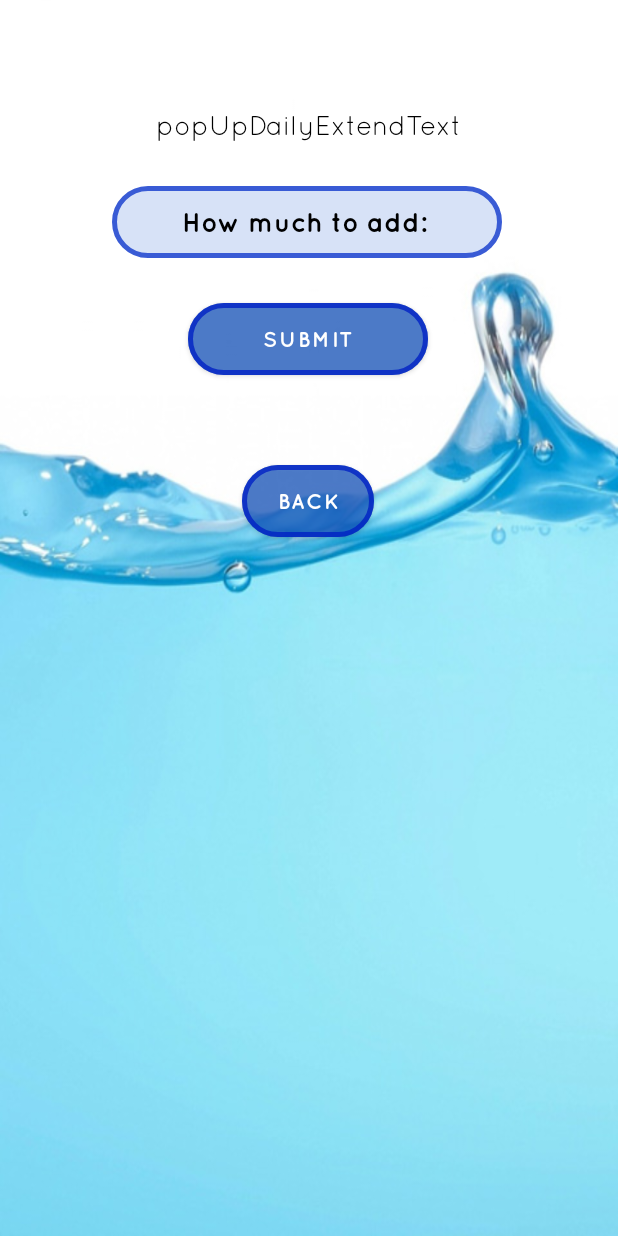
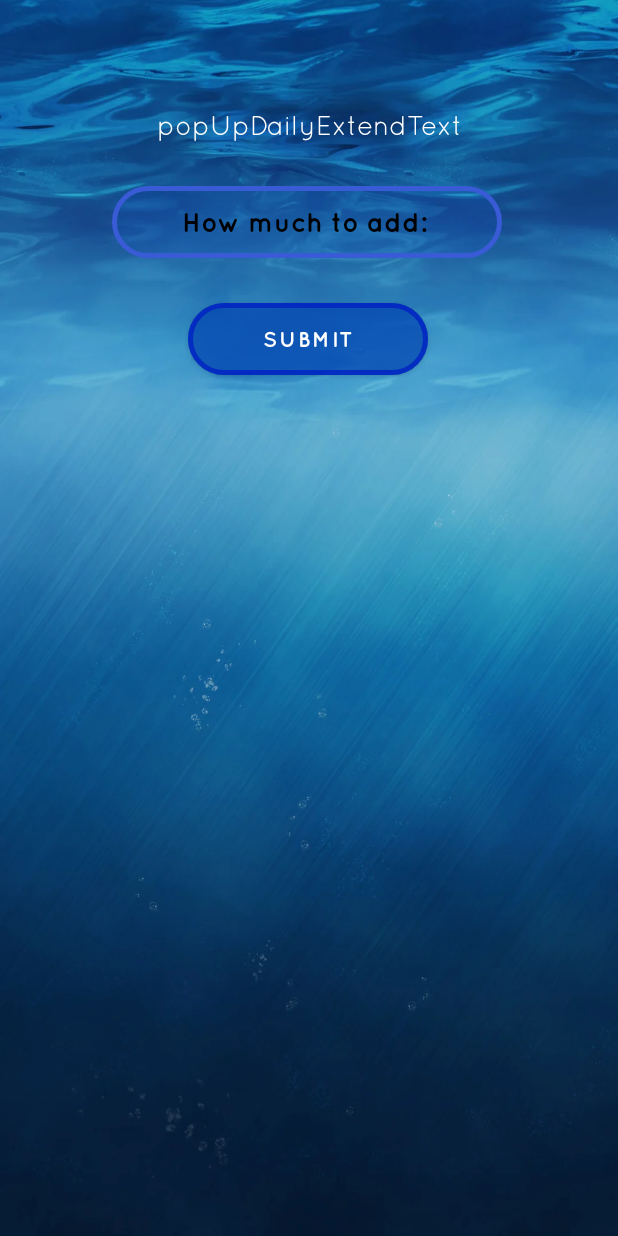
Before and after one commit to MateuszJendzul/BottleAppAndroid, an Android app: the layout popup.xml on its own in the app's theme, with its tools: preview values and no code run, on a phone screen of 412 x 824 dp. Run offline under Robolectric (Android 15) with nearby library versions, the phone set to English and light mode, and no system bars.

Commit message:
Made custom style for PopUp.java and updated it and few other methods outside this class to make app work more as intended.

```diff
--- a/app/src/main/java/com/matis8571/bottleapp/ProfileScreenActivity.java
+++ b/app/src/main/java/com/matis8571/bottleapp/ProfileScreenActivity.java
@@ -62,7 +62,7 @@ public class ProfileScreenActivity extends AppCompatActivity {
         String filterDay = filterPrefsReceiver.getString("filterDay", null);
         String filterMonth = filterPrefsReceiver.getString("filterMonth", null);
         int userChangeAfterDays = filterPrefsReceiver.getInt("userChangeAfterDays", 0);
-        int dailyWaterConsumption = filterPrefsReceiver.getInt("dailyWaterConsumption", 0);
+        int dailyWaterConsumptionOnlyRead = filterPrefsReceiver.getInt("dailyWaterConsumption", 0);
         int daysCounter = mainPrefsReceiver.getInt("daysCounter", 0);
         savedYear = filterPrefsReceiver.getInt("savedYear", 0);
         savedMonth = Integer.parseInt(filterMonth);
@@ -73,7 +73,7 @@ public class ProfileScreenActivity extends AppCompatActivity {
         profilePrefsEditor.putInt("daysCounter", daysCounter);
         profilePrefsEditor.apply();
 
-        dailyWaterConsumptionText.setText("Daily water consumption: " + dailyWaterConsumption + " ml");
+        dailyWaterConsumptionText.setText("Daily water consumption: " + dailyWaterConsumptionOnlyRead + " ml");
         weightText.setText("Weight: " + weight + " kg");
         bottleCapacityText.setText("Bottle capacity: " + bottleCapacity + " ml");
         filterEfficiencyText.setText("Filter efficiency: " + filterEfficiency + " l");
--- a/app/src/main/res/layout/popup.xml
+++ b/app/src/main/res/layout/popup.xml
@@ -4,27 +4,8 @@
     xmlns:tools="http://schemas.android.com/tools"
     android:layout_width="match_parent"
     android:layout_height="match_parent"
-    android:background="@drawable/background"
+    android:background="@drawable/pop_up_background"
     tools:context=".PopUp">
-
-    <Button
-        android:id="@+id/popUpToMainButton"
-        android:layout_width="wrap_content"
-        android:layout_height="wrap_content"
-        android:layout_marginTop="60dp"
-        android:background="@drawable/ripple_effect"
-        android:fontFamily="@font/quicksand_bold"
-        android:foreground="@drawable/button_foreground"
-        android:text="back"
-        android:textColor="@color/white"
-        app:backgroundTint="@color/button_color"
-        app:layout_constraintBottom_toBottomOf="parent"
-        app:layout_constraintEnd_toEndOf="parent"
-        app:layout_constraintHorizontal_bias="0.498"
-        app:layout_constraintStart_toStartOf="parent"
-        app:layout_constraintTop_toBottomOf="@+id/popUpSubmit"
-        app:layout_constraintVertical_bias="0.0"
-        tools:ignore="HardcodedText,UnusedAttribute" />
 
     <Button
         android:id="@+id/popUpSubmit"
@@ -48,11 +29,12 @@
     <TextView
         android:id="@+id/popUpDailyExtendText"
         android:layout_width="wrap_content"
-        android:textColor="@color/black"
         android:layout_height="wrap_content"
         android:fontFamily="@font/quicksand_book"
+        android:gravity="center"
         android:text="popUpDailyExtendText"
         android:textAppearance="@style/TextAppearance.AppCompat.Medium"
+        android:textColor="@color/white"
         app:layout_constraintBottom_toBottomOf="parent"
         app:layout_constraintEnd_toEndOf="parent"
         app:layout_constraintStart_toStartOf="parent"
@@ -71,7 +53,7 @@
         android:gravity="center"
         android:hint="How much to add: "
         android:importantForAutofill="no"
-        android:inputType="text"
+        android:inputType="number"
         android:text=""
         android:textColorHint="@color/black"
         app:layout_constraintBottom_toBottomOf="parent"
--- a/app/src/main/res/layout/profile_setup_layout.xml
+++ b/app/src/main/res/layout/profile_setup_layout.xml
@@ -96,7 +96,7 @@
         android:gravity="center"
         android:hint="Name:"
         android:importantForAutofill="no"
-        android:inputType="text"
+        android:inputType="textPersonName"
         android:text=""
         android:textColorHint="@color/black"
         app:layout_constraintBottom_toBottomOf="parent"
--- /dev/null
+++ b/app/src/main/res/values/styles.xml
@@ -0,0 +1,12 @@
+<?xml version="1.0" encoding="utf-8"?>
+<resources>
+    <!-- Base application theme. -->
+    <style name="AppTheme" parent="Theme.AppCompat.Light.DarkActionBar">
+        <!-- Customize your theme here. -->
+    </style>
+
+    <style name="AppTheme.TranslucentBorders">
+        <item name="android:windowIsTranslucent">true</item>
+        <item name="android:windowCloseOnTouchOutside">true</item>
+    </style>
+</resources>
```
Also changed, not shown: app/src/main/AndroidManifest.xml (+14 -9 lines), app/src/main/java/com/matis8571/bottleapp/DateAndTime.java (+20 -11 lines), app/src/main/java/com/matis8571/bottleapp/FilterSetupActivity.java (+8 -0 lines), app/src/main/java/com/matis8571/bottleapp/MainActivity.java (+29 -6 lines), app/src/main/java/com/matis8571/bottleapp/PopUp.java (+13 -13 lines), app/src/main/res/drawable/pop_up_background.jpg (added).
